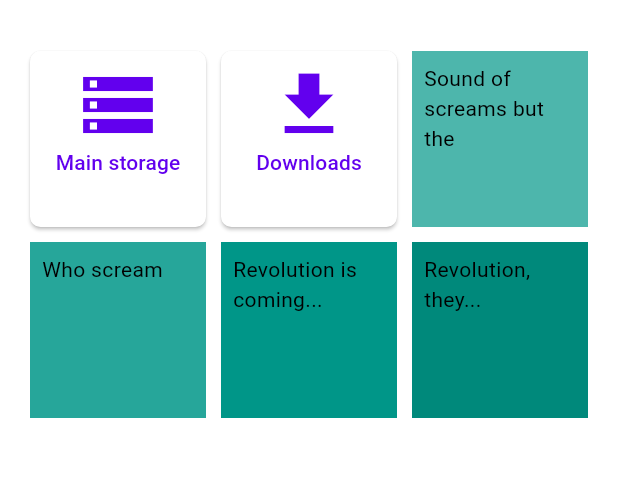
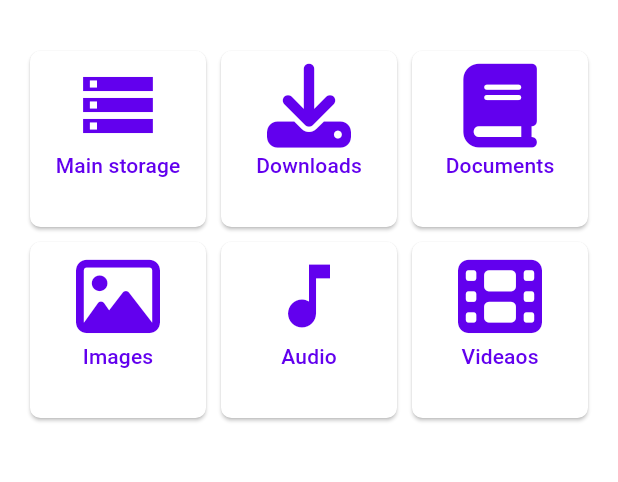
Before and after one commit to PiotrZPL/advanced_file_manager, a Flutter app: the screen it shows after launch, on a phone screen of 412 x 824 dp, the part 63-545 px from its top. Run offline on Flutter 3.47's test engine with Material 2 defaults, Android fonts, the phone set to English and light mode, and no system bars; drawn by our look-alikes of dynamic_color; our stand-ins replace font_awesome_flutter, permission_handler.

Commit message:
Added more icons

```diff
--- a/lib/pages/home_page.dart
+++ b/lib/pages/home_page.dart
@@ -1,5 +1,6 @@
 import 'package:flutter/material.dart';
 import 'package:permission_handler/permission_handler.dart';
+import 'package:font_awesome_flutter/font_awesome_flutter.dart';
 
 import '../tools/launch_directory_page.dart';
 
@@ -47,9 +48,12 @@ class _HomePageState extends State<HomePage> {
                       // color: Colors.teal[100],
                       child: const Column(
                         children: [
-                          Icon(
+                          FaIcon(
                             Icons.storage,
                             size: 56,
+                          ),
+                          SizedBox(
+                            height: 2,
                           ),
                           Text("Main storage")
                         ],
@@ -67,33 +71,108 @@ class _HomePageState extends State<HomePage> {
                       ),
                       child: const Column(
                         children: [
-                          Icon(
-                            Icons.download,
+                          FaIcon(
+                            FontAwesomeIcons.download,
                             size: 56,
+                          ),
+                          SizedBox(
+                            height: 2,
                           ),
                           Text("Downloads")
                         ],
                       )
                     ),
-                    Container(
-                      padding: const EdgeInsets.all(8),
-                      color: Colors.teal[300],
-                      child: const Text('Sound of screams but the'),
+                    ElevatedButton(
+                      onPressed: () {
+                      },
+                      style: ElevatedButton.styleFrom(
+                        padding: const EdgeInsets.all(8),
+                        // fixedSize: const Size(200, 60),
+                        shape: RoundedRectangleBorder(
+                          borderRadius: BorderRadius.circular(7),
+                        )
+                      ),
+                      child: const Column(
+                        children: [
+                          FaIcon(
+                            FontAwesomeIcons.book,
+                            size: 56,
+                          ),
+                          SizedBox(
+                            height: 2,
+                          ),
+                          Text("Documents")
+                        ],
+                      )
                     ),
-                    Container(
-                      padding: const EdgeInsets.all(8),
-                      color: Colors.teal[400],
-                      child: const Text('Who scream'),
+                    ElevatedButton(
+                      onPressed: () {
+                      },
+                      style: ElevatedButton.styleFrom(
+                        padding: const EdgeInsets.all(8),
+                        // fixedSize: const Size(200, 60),
+                        shape: RoundedRectangleBorder(
+                          borderRadius: BorderRadius.circular(7),
+                        )
+                      ),
+                      child: const Column(
+                        children: [
+                          FaIcon(
+                            FontAwesomeIcons.image,
+                            size: 56,
+                          ),
+                          SizedBox(
+                            height: 2,
+                          ),
+                          Text("Images")
+                        ],
+                      )
                     ),
-                    Container(
-                      padding: const EdgeInsets.all(8),
-                      color: Colors.teal[500],
-                      child: const Text('Revolution is coming...'),
+                    ElevatedButton(
+                      onPressed: () {
+                      },
+                      style: ElevatedButton.styleFrom(
+                        padding: const EdgeInsets.all(8),
+                        // fixedSize: const Size(200, 60),
+                        shape: RoundedRectangleBorder(
+                          borderRadius: BorderRadius.circular(7),
+                        )
+                      ),
+                      child: const Column(
+                        children: [
+                          FaIcon(
+                            Icons.music_note,
+                            size: 56,
+                          ),
+                          SizedBox(
+                            height: 2,
+                          ),
+                          Text("Audio")
+                        ],
+                      )
                     ),
-                    Container(
-                      padding: const EdgeInsets.all(8),
-                      color: Colors.teal[600],
-                      child: const Text('Revolution, they...'),
+                    ElevatedButton(
+                      onPressed: () {
+                      },
+                      style: ElevatedButton.styleFrom(
+                        padding: const EdgeInsets.all(8),
+                        // fixedSize: const Size(200, 60),
+                        shape: RoundedRectangleBorder(
+                          borderRadius: BorderRadius.circular(7),
+                        )
+                      ),
+                      child: const Column(
+                        children: [
+                          FaIcon(
+                            FontAwesomeIcons.film,
+                            size: 56,
+                          ),
+                          SizedBox(
+                            height: 2,
+                          ),
+                          Text("Videaos")
+                        ],
+                      )
                     ),
                   ],
                 );
--- a/pubspec.yaml
+++ b/pubspec.yaml
@@ -37,6 +37,7 @@ dependencies:
   cupertino_icons: ^1.0.2
   permission_handler: ^10.4.1
   dynamic_color: ^1.6.6
+  font_awesome_flutter: ^10.5.0
 
 dev_dependencies:
   flutter_test:
```
Also changed, not shown: pubspec.lock.
